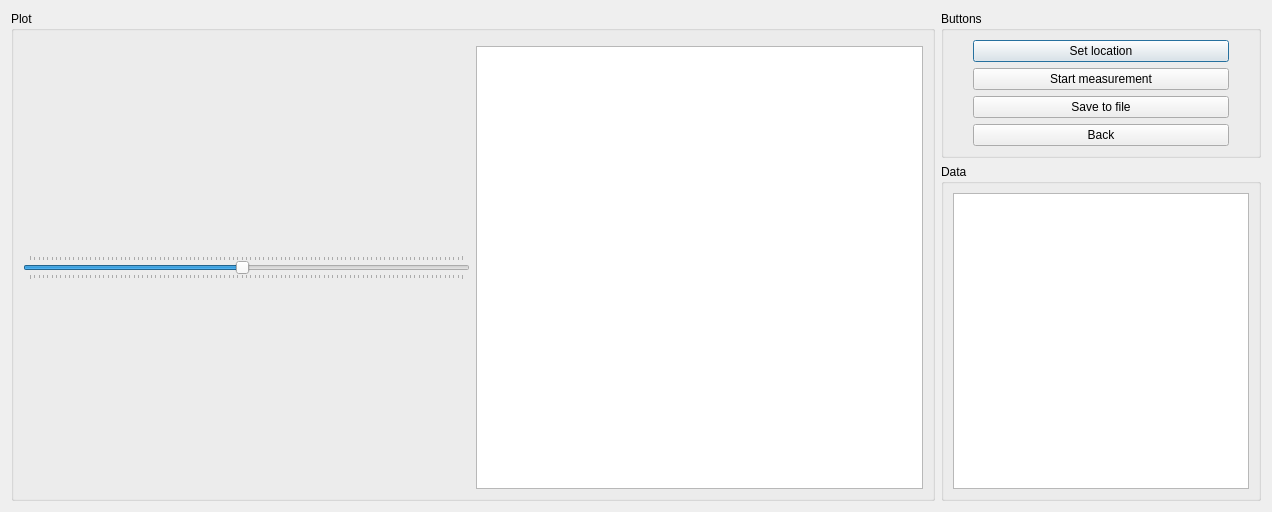
First picture: the form in measurewindow.ui, repository Dawid-Lukasiewicz/ultrasonic-sensor-app, before the edit.
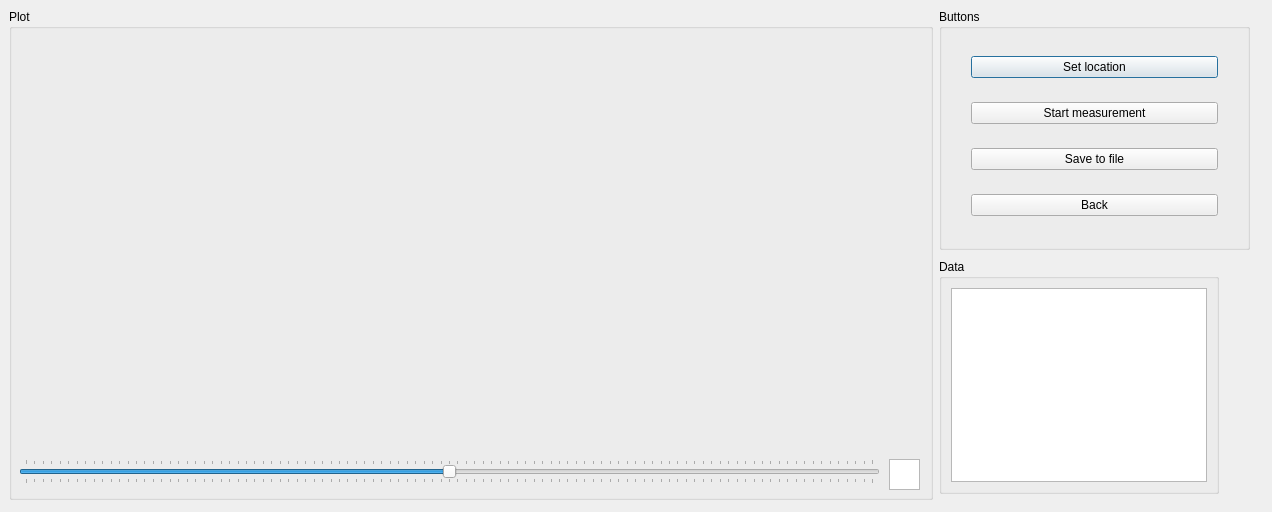
Second picture: the form after the edit. Custom widgets are drawn as their Qt base class.

```diff
--- a/measurewindow.ui
+++ b/measurewindow.ui
@@ -16,9 +16,15 @@
   <property name="windowTitle">
    <string>Dialog</string>
   </property>
-  <layout class="QGridLayout" name="gridLayout_4">
-   <item row="0" column="1">
     <widget class="QGroupBox" name="GroupButtons">
+   <property name="geometry">
+    <rect>
+     <x>939</x>
+     <y>9</y>
+     <width>311</width>
+     <height>241</height>
+    </rect>
+   </property>
      <property name="title">
       <string>Buttons</string>
      </property>
@@ -79,9 +85,15 @@
       </item>
      </layout>
     </widget>
-   </item>
-   <item row="1" column="1">
     <widget class="QGroupBox" name="GroupDataLog">
+   <property name="geometry">
+    <rect>
+     <x>939</x>
+     <y>259</y>
+     <width>280</width>
+     <height>235</height>
+    </rect>
+   </property>
      <property name="title">
       <string>Data</string>
      </property>
@@ -91,15 +103,36 @@
       </item>
      </layout>
     </widget>
-   </item>
-   <item row="0" column="0" rowspan="2">
     <widget class="QGroupBox" name="GroupPlot">
+   <property name="geometry">
+    <rect>
+     <x>9</x>
+     <y>9</y>
+     <width>924</width>
+     <height>491</height>
+    </rect>
+   </property>
+   <property name="layoutDirection">
+    <enum>Qt::LeftToRight</enum>
+   </property>
      <property name="title">
       <string>Plot</string>
      </property>
-     <layout class="QGridLayout" name="gridLayout_3">
-      <item row="0" column="0" colspan="2">
        <widget class="QCustomPlot" name="MeasureWindowPlot" native="true">
+    <property name="geometry">
+     <rect>
+      <x>12</x>
+      <y>31</y>
+      <width>900</width>
+      <height>411</height>
+     </rect>
+    </property>
+    <property name="sizePolicy">
+     <sizepolicy hsizetype="Expanding" vsizetype="Expanding">
+      <horstretch>0</horstretch>
+      <verstretch>0</verstretch>
+     </sizepolicy>
+    </property>
         <property name="minimumSize">
          <size>
           <width>900</width>
@@ -107,12 +140,24 @@
          </size>
         </property>
        </widget>
-      </item>
-      <item row="1" column="0">
        <widget class="QSlider" name="horizontalSlider">
         <property name="enabled">
          <bool>true</bool>
         </property>
+    <property name="geometry">
+     <rect>
+      <x>10</x>
+      <y>450</y>
+      <width>861</width>
+      <height>25</height>
+     </rect>
+    </property>
+    <property name="sizePolicy">
+     <sizepolicy hsizetype="MinimumExpanding" vsizetype="Fixed">
+      <horstretch>0</horstretch>
+      <verstretch>0</verstretch>
+     </sizepolicy>
+    </property>
         <property name="cursor">
          <cursorShape>SizeHorCursor</cursorShape>
         </property>
@@ -129,10 +174,10 @@
          <number>1</number>
         </property>
         <property name="value">
-         <number>49</number>
+     <number>50</number>
         </property>
         <property name="sliderPosition">
-         <number>49</number>
+     <number>50</number>
         </property>
         <property name="orientation">
          <enum>Qt::Horizontal</enum>
@@ -144,14 +189,23 @@
          <number>1</number>
         </property>
        </widget>
-      </item>
-      <item row="1" column="1">
-       <widget class="QTextEdit" name="textEdit"/>
-      </item>
-     </layout>
-    </widget>
-   </item>
-  </layout>
+   <widget class="QTextBrowser" name="textBrowser">
+    <property name="geometry">
+     <rect>
+      <x>880</x>
+      <y>450</y>
+      <width>31</width>
+      <height>31</height>
+     </rect>
+    </property>
+    <property name="sizePolicy">
+     <sizepolicy hsizetype="Fixed" vsizetype="Fixed">
+      <horstretch>0</horstretch>
+      <verstretch>0</verstretch>
+     </sizepolicy>
+    </property>
+   </widget>
+  </widget>
  </widget>
  <customwidgets>
   <customwidget>
```
Lines whose indentation alone changed are shown as unchanged.
